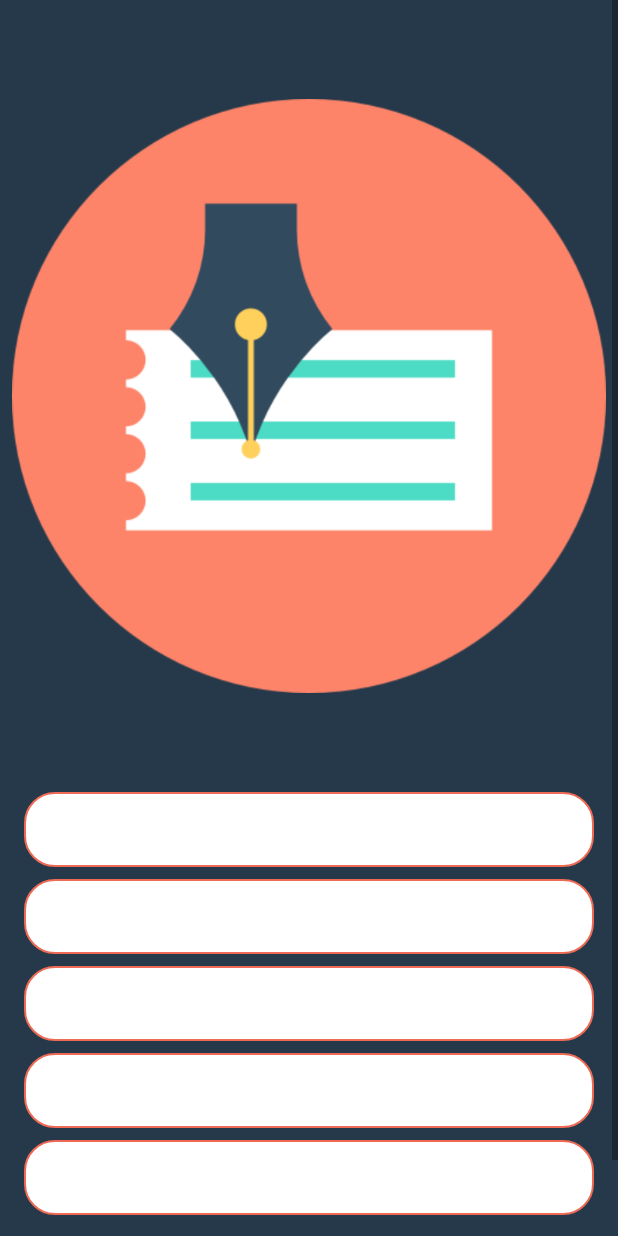
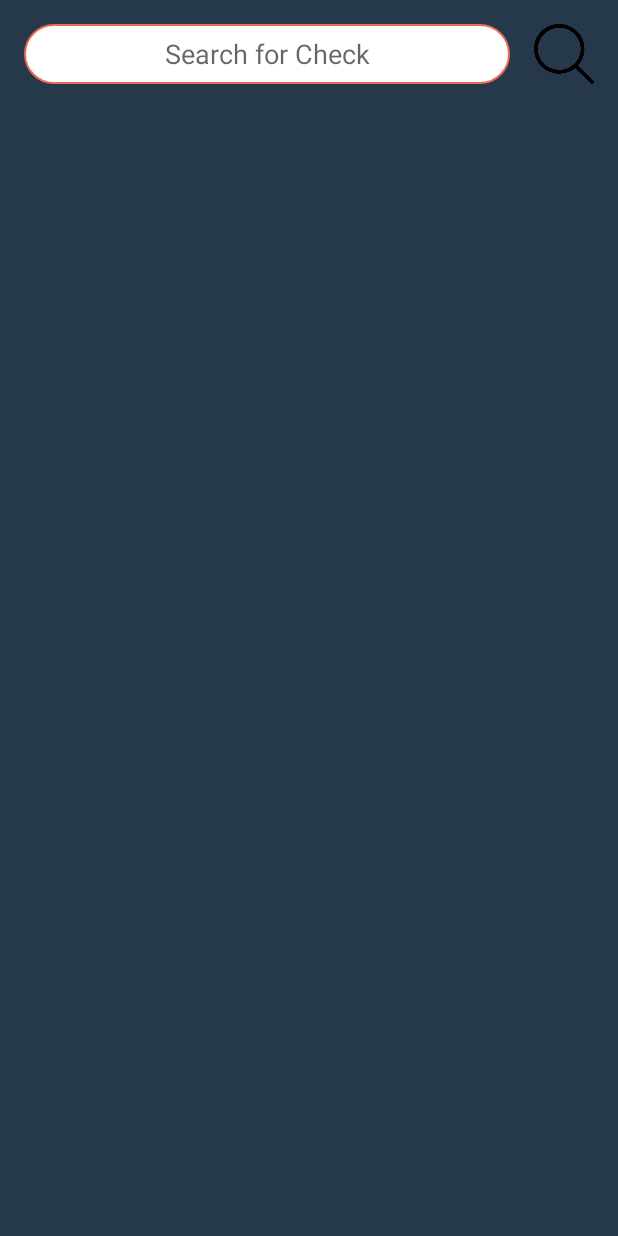
Before and after one commit to monzer24/MyProject, an Android app: the layout retrieved.xml on its own in the app's theme, with its tools: preview values and no code run, on a phone screen of 412 x 824 dp. Run offline under Robolectric (Android 15) with nearby library versions, the phone set to English and light mode, and no system bars.

Commit message:
final changes

```diff
--- a/app/build.gradle
+++ b/app/build.gradle
@@ -37,5 +37,7 @@ dependencies {
     implementation 'com.google.firebase:firebase-auth:16.2.1'
     implementation 'com.google.firebase:firebase-firestore:18.2.0'
     implementation 'org.jetbrains:annotations:15.0'
+    implementation 'com.squareup.picasso:picasso:2.71828'
+
 }
 apply plugin: 'com.google.gms.google-services'
--- a/app/src/main/java/com/projects/check/CapturedImage.java
+++ b/app/src/main/java/com/projects/check/CapturedImage.java
@@ -20,11 +20,14 @@ public class CapturedImage extends Activity {
     ImageView captured;
     ImageView dismiss;
     ImageView next;
+    private User user;
 
     @Override
     protected void onCreate(Bundle savedInstanceState) {
         super.onCreate(savedInstanceState);
         setContentView(R.layout.captured);
+
+        user = (User) getIntent().getSerializableExtra("user");
 
         String filePath=getIntent().getStringExtra("path");
         File file = new File(filePath);
@@ -45,6 +48,7 @@ public class CapturedImage extends Activity {
         @Override
         public void onClick(View v) {
             Intent back = new Intent(CapturedImage.this, MainActivity.class);
+            back.putExtra("user", user);
             startActivity(back);
         }
     };
@@ -56,6 +60,7 @@ public class CapturedImage extends Activity {
             String filePath= tempFileImage(CapturedImage.this,map,"image");
             Intent intent = new Intent(CapturedImage.this, CheckInfo.class);
             intent.putExtra("path", filePath);
+            intent.putExtra("user", user);
             startActivity(intent);
         }
     };
--- a/app/src/main/java/com/projects/check/Check.java
+++ b/app/src/main/java/com/projects/check/Check.java
@@ -1,6 +1,8 @@
 package com.projects.check;
 
-public class Check {
+import java.io.Serializable;
+
+public class Check implements Serializable {
 
     private String checkId;
     private String senderName;
--- a/app/src/main/java/com/projects/check/ChooseingAction.java
+++ /dev/null
@@ -1,6 +0,0 @@
-package com.projects.check;
-
-import android.app.Activity;
-
-public class ChooseingAction extends Activity {
-}
--- a/app/src/main/java/com/projects/check/Connection.java
+++ b/app/src/main/java/com/projects/check/Connection.java
@@ -14,6 +14,6 @@ public interface Connection<K, V> {
 
     boolean signUp(User user);
 
-    Check retrieveCheck(String id);
+    void retrieveCheck(String id, User user);
 
 }
--- a/app/src/main/java/com/projects/check/MainActivity.java
+++ b/app/src/main/java/com/projects/check/MainActivity.java
@@ -57,6 +57,7 @@ public class MainActivity extends AppCompatActivity {
 
     private ImageView btnCapture;
     private TextureView textureView;
+    private User user;
 
     //Check state orientation of output image
     private static final SparseIntArray ORIENTATIONS = new SparseIntArray();
@@ -105,7 +106,7 @@ public class MainActivity extends AppCompatActivity {
     protected void onCreate(Bundle savedInstanceState) {
         super.onCreate(savedInstanceState);
         setContentView(R.layout.activity_main);
-
+        user = (User) getIntent().getSerializableExtra("user");
         textureView = findViewById(R.id.texture);
         //From Java 1.4 , you can use keyword 'assert' to check expression true or false
         assert textureView != null;
@@ -184,6 +185,7 @@ public class MainActivity extends AppCompatActivity {
                     String filePath= tempFileImage(MainActivity.this,map,"image");
                     Intent intent = new Intent(MainActivity.this, CapturedImage.class);
                     intent.putExtra("path", filePath);
+                    intent.putExtra("user", user);
                     startActivity(intent);
                 }
             };
--- a/app/src/main/java/com/projects/check/User.java
+++ b/app/src/main/java/com/projects/check/User.java
@@ -1,8 +1,9 @@
 package com.projects.check;
 
+import java.io.Serializable;
 import java.util.List;
 
-public class User {
+public class User implements Serializable {
 
     private String fullName;
     private String phoneNumber;
--- a/app/src/main/res/layout/retrieved.xml
+++ b/app/src/main/res/layout/retrieved.xml
@@ -9,7 +9,6 @@
     <ScrollView
         android:layout_width="match_parent"
         android:layout_height="match_parent"
-
         >
 
         <LinearLayout
@@ -18,67 +17,92 @@
             android:orientation="vertical"
             android:layout_margin="8dp">
 
+            <LinearLayout
+                android:layout_width="match_parent"
+                android:layout_height="wrap_content"
+                android:orientation="horizontal">
+
+                <EditText
+                    android:id="@+id/checkid"
+                    android:layout_width="match_parent"
+                    android:layout_height="40dp"
+                    android:background="@drawable/rounded"
+                    android:hint="Search for Check"
+                    android:layout_weight="1"
+                    android:layout_margin="8dp"
+                    android:textAlignment="center" />
+
+                <ImageView
+                    android:id="@+id/search"
+                    android:layout_width="40dp"
+                    android:layout_height="40dp"
+                    android:layout_margin="8dp"
+                    android:src="@drawable/search"/>
+
+            </LinearLayout>
+
             <ImageView
+                android:id="@+id/retrieved_image"
                 android:layout_width="wrap_content"
                 android:layout_height="wrap_content"
-                android:id="@+id/retrieved_image"
                 android:src="@drawable/check"
-                />
+                android:visibility="gone" />
 
             <TextView
                 android:id="@+id/sender_name"
                 android:layout_width="match_parent"
                 android:layout_height="50dp"
+                android:layout_margin="8dp"
                 android:background="@drawable/rounded"
-                android:layout_marginStart="8dp"
-                android:layout_marginTop="8dp"
-                android:layout_marginEnd="8dp"
-           />
+                android:textAlignment="center"
+                android:textSize="20sp"
+                android:visibility="gone" />
 
             <TextView
                 android:id="@+id/recipient_name"
                 android:layout_width="match_parent"
                 android:layout_height="50dp"
+                android:layout_margin="8dp"
                 android:background="@drawable/rounded"
-                android:layout_marginStart="8dp"
-                android:layout_marginTop="8dp"
-                android:layout_marginEnd="8dp"
-                />
+                android:textAlignment="center"
+                android:textSize="20sp"
+                android:visibility="gone" />
 
             <TextView
                 android:id="@+id/check_amount"
                 android:layout_width="match_parent"
                 android:layout_height="50dp"
+                android:layout_margin="8dp"
                 android:background="@drawable/rounded"
-                android:layout_marginStart="8dp"
-                android:layout_marginTop="8dp"
-                android:layout_marginEnd="8dp"
-                />
+                android:textAlignment="center"
+                android:textSize="20sp"
+                android:visibility="gone" />
 
             <TextView
                 android:id="@+id/check_branch"
                 android:layout_width="match_parent"
                 android:layout_height="50dp"
+                android:layout_margin="8dp"
                 android:background="@drawable/rounded"
-                android:layout_marginStart="8dp"
-                android:layout_marginTop="8dp"
-                android:layout_marginEnd="8dp"
-                />
+                android:textAlignment="center"
+                android:textSize="20sp"
+                android:visibility="gone" />
 
             <TextView
                 android:id="@+id/check_date"
                 android:layout_width="match_parent"
                 android:layout_height="50dp"
+                android:layout_margin="8dp"
                 android:background="@drawable/rounded"
-                android:layout_marginStart="8dp"
-                android:layout_marginTop="8dp"
-                android:layout_marginEnd="8dp"
-                />
+                android:textAlignment="center"
+                android:textSize="20sp"
+                android:visibility="gone" />
 
             <Button
                 android:id="@+id/cash"
                 android:layout_width="250dp"
                 android:layout_height="40dp"
+                android:layout_gravity="center"
                 android:layout_marginStart="8dp"
                 android:layout_marginTop="28dp"
                 android:layout_marginEnd="8dp"
@@ -87,7 +111,7 @@
                 android:text="Cash the Check"
                 android:textAlignment="center"
                 android:textColor="#fff"
-                android:layout_gravity="center"
+                android:visibility="gone"
                 app:layout_constraintEnd_toEndOf="parent"
                 app:layout_constraintHorizontal_bias="0.496"
                 app:layout_constraintStart_toStartOf="parent"
```
Also changed, not shown: app/src/main/AndroidManifest.xml (+5 -4 lines), app/src/main/java/com/projects/check/CheckInfo.java (+16 -7 lines), app/src/main/java/com/projects/check/ChoosingAction.java (added, +54 -0 lines), app/src/main/java/com/projects/check/FirebaseConnection.java (+33 -22 lines), app/src/main/java/com/projects/check/LogInActivity.java (+16 -21 lines), app/src/main/java/com/projects/check/RetrieveCheck.java (added, +94 -0 lines), app/src/main/java/com/projects/check/RetrievedCheck.java (deleted, +0 -45 lines), app/src/main/res/layout/check_info.xml (+10 -1 lines), app/src/main/res/drawable/search.png (added), 75 other files.
